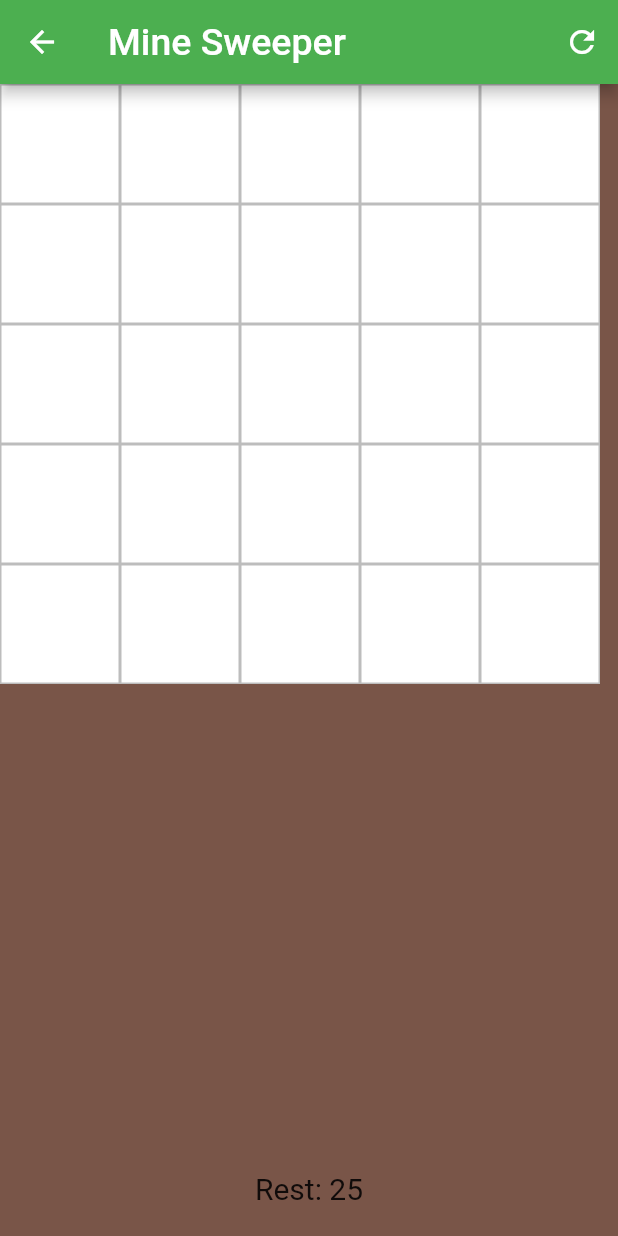
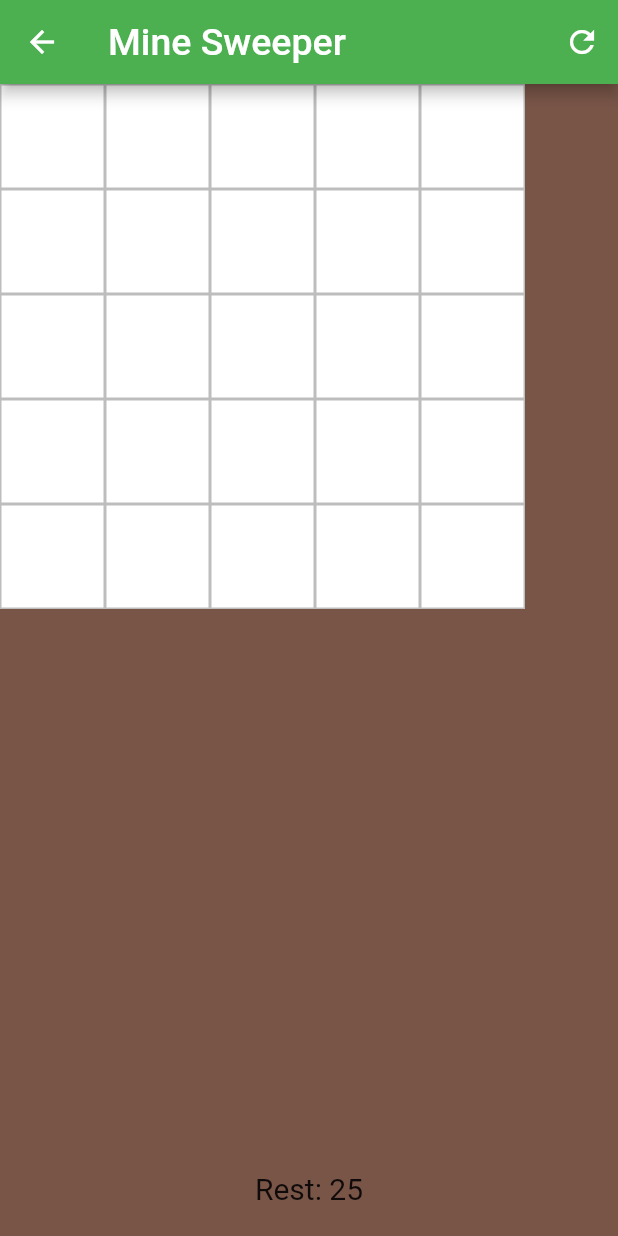
Before and after one commit to LuPoYi/GameChallenge, a Flutter app: the MineSweeper screen opened by its route, on a phone screen of 412 x 824 dp. Run offline on Flutter 3.47's test engine with Material 2 defaults, Android fonts, the phone set to English and light mode, and no system bars; Roboto replaces fonts that are missing (tahoma).

Commit message:
Fix MineSweeper width

```diff
--- a/lib/Game/MineSweeper.dart
+++ b/lib/Game/MineSweeper.dart
@@ -101,8 +101,8 @@ class _MineSweeperState extends State<MineSweeper> {
   Widget _buildBox(int x, int y) {
     BoxBorder border = Border();
     BorderSide borderStyle = BorderSide(width: 1, color: Colors.black26);
-    double height = 80;
-    double width = 80;
+    double height = 70;
+    double width = 70;
 
     border = Border(
         top: borderStyle,
```
